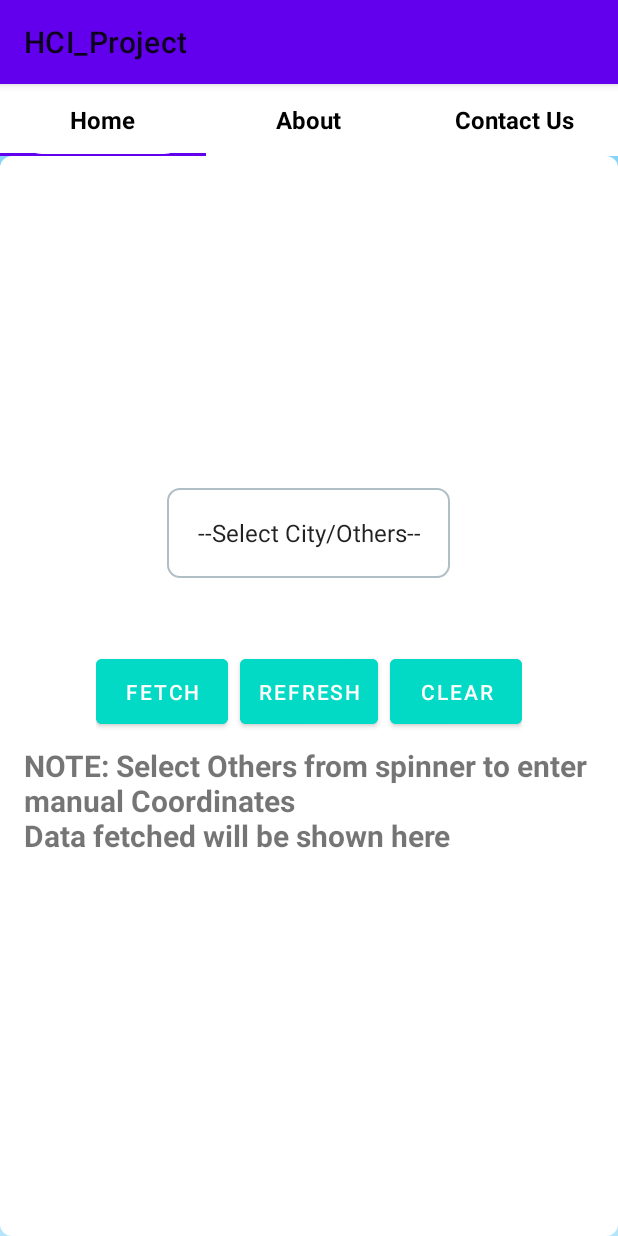
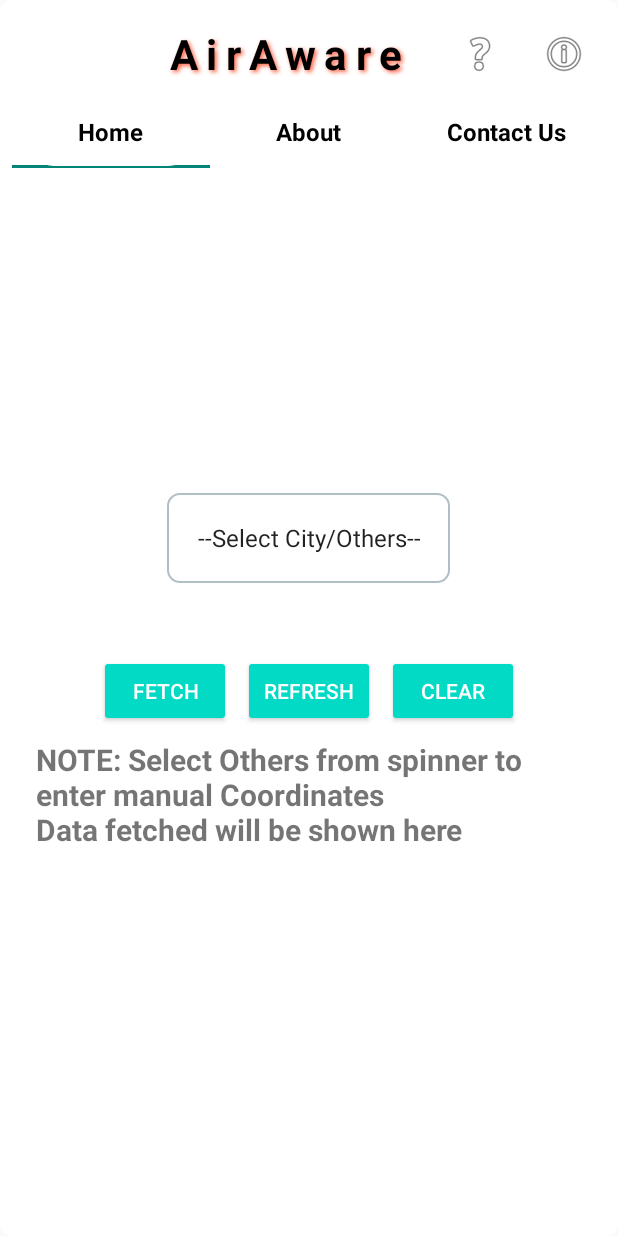
Before and after one commit to YashaswiNayak/PollutionTracking, an Android app: the screen it shows after launch (MainActivity), on a phone screen of 412 x 824 dp. Run offline under Robolectric (Android 15) with nearby library versions, the phone set to English and light mode, and no system bars.

Commit message:
Added the faqs and tips

```diff
--- a/app/src/main/AndroidManifest.xml
+++ b/app/src/main/AndroidManifest.xml
@@ -11,7 +11,7 @@
         android:label="@string/app_name"
         android:roundIcon="@mipmap/ic_launcher_round"
         android:supportsRtl="true"
-        android:theme="@style/Theme.MaterialComponents.Light"
+        android:theme="@style/Theme.AppCompat.Light.NoActionBar"
         tools:targetApi="31">
         <activity
             android:name=".MainActivity"
--- a/app/src/main/java/com/example/hci_project/MainActivity.kt
+++ b/app/src/main/java/com/example/hci_project/MainActivity.kt
@@ -2,8 +2,11 @@ package com.example.hci_project
 
 import android.os.Bundle
 import android.view.LayoutInflater
+import android.view.Menu
+import android.view.MenuItem
 import android.widget.TextView
 import androidx.appcompat.app.AppCompatActivity
+import androidx.appcompat.widget.Toolbar
 import com.google.android.material.tabs.TabLayout
 import com.google.android.material.tabs.TabLayoutMediator
 import androidx.viewpager2.widget.ViewPager2
@@ -12,9 +15,12 @@ class MainActivity : AppCompatActivity() {
     override fun onCreate(savedInstanceState: Bundle?) {
         super.onCreate(savedInstanceState)
         setContentView(R.layout.activity_main)
+        val toolbar = findViewById<Toolbar>(R.id.topToolbar)
+        setSupportActionBar(toolbar)
 
         val tabLayout = findViewById<TabLayout>(R.id.tabLayout)
         val viewPager = findViewById<ViewPager2>(R.id.viewPager)
+        supportActionBar?.setDisplayShowTitleEnabled(false)
 
         // Set up the ViewPager with an adapter
         val adapter = ViewPagerAdapter(this)
@@ -37,4 +43,25 @@ class MainActivity : AppCompatActivity() {
             tab.customView = customTabView
         }.attach()
     }
+    override fun onCreateOptionsMenu(menu: Menu?): Boolean {
+        menuInflater.inflate(R.menu.menu_main, menu)
+        return true
+    }
+    override fun onOptionsItemSelected(item: MenuItem): Boolean {
+        return when (item.itemId) {
+            R.id.action_tips -> {
+                // Handle settings action
+                true
+            }
+
+            R.id.action_faq -> {
+                // Handle about action
+                true
+            }
+
+            else -> super.onOptionsItemSelected(item)
+        }
+    }
+
+
 }
--- a/app/src/main/res/layout/activity_main.xml
+++ b/app/src/main/res/layout/activity_main.xml
@@ -4,9 +4,36 @@
     android:layout_width="match_parent"
     android:layout_height="match_parent"
     android:orientation="vertical"
-    android:background="@drawable/background_main">
+    android:background="@drawable/background_home">
 
     <!-- TabLayout for tabs -->
+    <androidx.appcompat.widget.Toolbar
+        android:id="@+id/topToolbar"
+        android:layout_width="match_parent"
+        android:layout_height="?attr/actionBarSize"
+        android:background="@android:color/transparent"
+        android:minHeight="?attr/actionBarSize"
+        android:theme="?attr/actionBarTheme">
+
+        <TextView
+            android:layout_width="wrap_content"
+            android:layout_height="wrap_content"
+            android:text="AirAware"
+            android:textColor="@android:color/black"
+            android:textSize="28sp"
+            android:layout_gravity="center"
+            android:layout_marginStart="16dp"
+            android:layout_marginEnd="16dp"
+            android:textStyle="bold"
+            android:letterSpacing="0.2"
+            android:shadowColor="#FF6347"
+            android:shadowDx="2"
+            android:shadowDy="2"
+            android:shadowRadius="3"
+            android:padding="8dp"
+            android:lineHeight="40sp" />
+    </androidx.appcompat.widget.Toolbar>
+
     <com.google.android.material.tabs.TabLayout
         android:id="@+id/tabLayout"
         android:layout_width="match_parent"
--- /dev/null
+++ b/app/src/main/res/menu/menu_main.xml
@@ -0,0 +1,20 @@
+<menu xmlns:android="http://schemas.android.com/apk/res/android"
+    xmlns:app="http://schemas.android.com/apk/res-auto">
+
+    <!-- Tips Menu Item -->
+    <item
+        android:id="@+id/action_tips"
+        android:title="Tips"
+        android:icon="@android:drawable/ic_menu_help"
+        android:orderInCategory="100"
+        app:showAsAction="ifRoom" />
+
+    <!-- FAQ Menu Item -->
+    <item
+        android:id="@+id/action_faq"
+        android:title="FAQ"
+        android:icon="@android:drawable/ic_menu_info_details"
+        android:orderInCategory="101"
+        app:showAsAction="ifRoom" />
+
+</menu>
--- a/app/src/main/res/values/colors.xml
+++ b/app/src/main/res/values/colors.xml
@@ -4,4 +4,5 @@
     <color name="colorAccent">#03DAC5</color>
     <color name="gray">#808080</color>
     <color name="red">#FF0000</color>
+    <color name="black" >#000000</color>
 </resources>
--- /dev/null
+++ b/app/src/main/res/values/style.xml
@@ -0,0 +1,4 @@
+<?xml version="1.0" encoding="utf-8"?>
+<resources>
+    <style name="AppTheme" parent="Theme.AppCompat.Light.NoActionBar"/>
+</resources>
```
